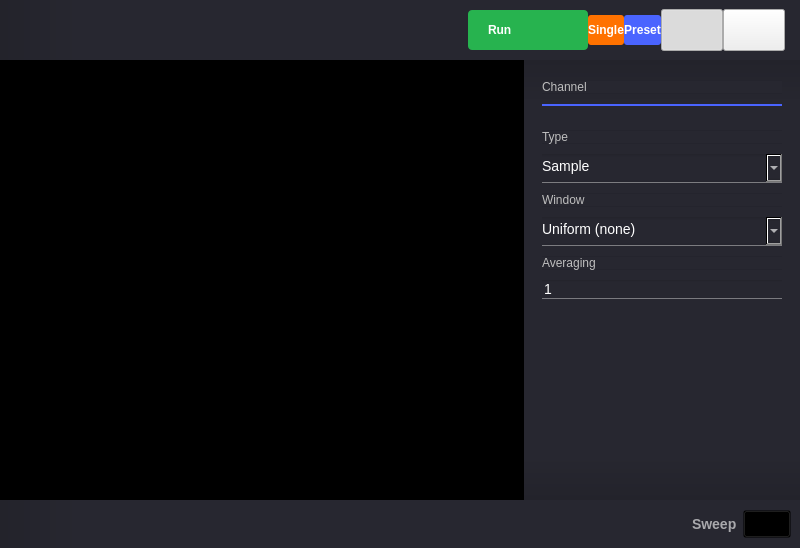
Qt form ui/spectrum_analyzer.ui (analogdevicesinc/scopy) before a commit.
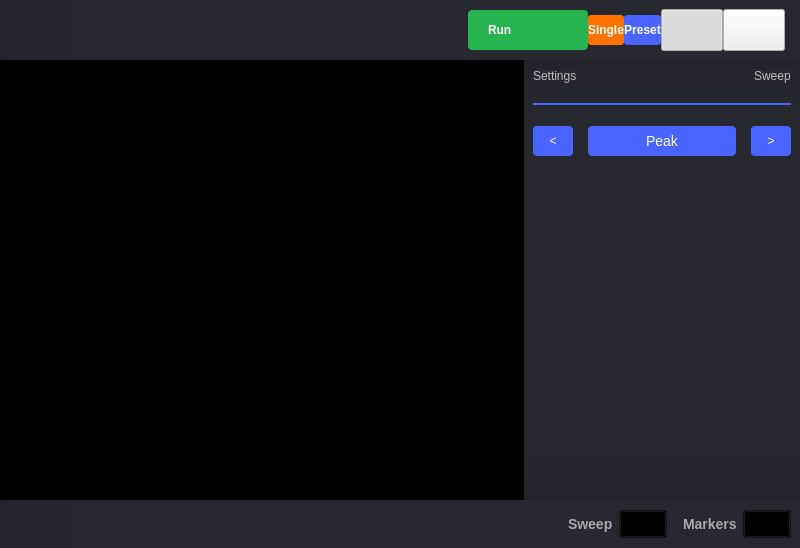
The same form after that commit. Icons and pictures are not drawn. Custom widgets are drawn as their Qt base class.

Commit message: SpectrumAnalyzer: Add Spectrum Peaks feature

```diff
--- a/ui/spectrum_analyzer.ui
+++ b/ui/spectrum_analyzer.ui
@@ -422,7 +422,7 @@
               </sizepolicy>
              </property>
              <property name="currentIndex">
-              <number>0</number>
+              <number>3</number>
              </property>
              <widget class="QWidget" name="channelSettings">
               <layout class="QVBoxLayout" name="verticalLayout_4">
@@ -873,6 +873,185 @@
                </item>
               </layout>
              </widget>
+             <widget class="QWidget" name="markerSettings">
+              <layout class="QVBoxLayout" name="verticalLayout_8">
+               <item>
+                <layout class="QHBoxLayout" name="hLayout_markers_title">
+                 <property name="bottomMargin">
+                  <number>14</number>
+                 </property>
+                 <item>
+                  <widget class="QLabel" name="labelMarkerSettingsTitle">
+                   <property name="text">
+                    <string>Settings</string>
+                   </property>
+                  </widget>
+                 </item>
+                 <item>
+                  <spacer name="horizontalSpacer_8">
+                   <property name="orientation">
+                    <enum>Qt::Horizontal</enum>
+                   </property>
+                   <property name="sizeHint" stdset="0">
+                    <size>
+                     <width>0</width>
+                     <height>10</height>
+                    </size>
+                   </property>
+                  </spacer>
+                 </item>
+                 <item>
+                  <widget class="QLabel" name="label_4">
+                   <property name="text">
+                    <string>Sweep</string>
+                   </property>
+                  </widget>
+                 </item>
+                </layout>
+               </item>
+               <item>
+                <widget class="Line" name="lineMarkerSettingsTitle">
+                 <property name="minimumSize">
+                  <size>
+                   <width>240</width>
+                   <height>2</height>
+                  </size>
+                 </property>
+                 <property name="maximumSize">
+                  <size>
+                   <width>16777215</width>
+                   <height>2</height>
+                  </size>
+                 </property>
+                 <property name="styleSheet">
+                  <string notr="true">border: 2px solid rgb(74, 100, 255);</string>
+                 </property>
+                 <property name="orientation">
+                  <enum>Qt::Horizontal</enum>
+                 </property>
+                </widget>
+               </item>
+               <item>
+                <layout class="QHBoxLayout" name="horizontalLayout_2">
+                 <property name="spacing">
+                  <number>15</number>
+                 </property>
+                 <property name="leftMargin">
+                  <number>0</number>
+                 </property>
+                 <property name="topMargin">
+                  <number>15</number>
+                 </property>
+                 <property name="rightMargin">
+                  <number>0</number>
+                 </property>
+                 <property name="bottomMargin">
+                  <number>0</number>
+                 </property>
+                 <item>
+                  <widget class="QPushButton" name="btnLeftPeak">
+                   <property name="sizePolicy">
+                    <sizepolicy hsizetype="Fixed" vsizetype="Fixed">
+                     <horstretch>0</horstretch>
+                     <verstretch>0</verstretch>
+                    </sizepolicy>
+                   </property>
+                   <property name="styleSheet">
+                    <string notr="true">QPushButton {
+color: white;
+background-color: #4A64FF;
+height: 30px;
+width: 40px;
+border-radius: 4px;
+}
+QPushButton:disabled {
+background-color: grey;
+}
+QPushButton:pressed {
+background-color: #F45000;
+}</string>
+                   </property>
+                   <property name="text">
+                    <string>&lt;</string>
+                   </property>
+                  </widget>
+                 </item>
+                 <item>
+                  <widget class="QPushButton" name="btnMaxPeak">
+                   <property name="sizePolicy">
+                    <sizepolicy hsizetype="Minimum" vsizetype="Fixed">
+                     <horstretch>0</horstretch>
+                     <verstretch>0</verstretch>
+                    </sizepolicy>
+                   </property>
+                   <property name="styleSheet">
+                    <string notr="true">QPushButton {
+color: white;
+background-color: #4A64FF;
+font-family: &quot;monospace&quot;;
+font-size:14px;
+height: 30px;
+width: 120px;
+border-width: 0px;
+border-radius: 4px;
+}
+QPushButton:disabled {
+background-color: grey;
+}
+QPushButton:pressed {
+background-color: #F45000;
+}</string>
+                   </property>
+                   <property name="text">
+                    <string>Peak</string>
+                   </property>
+                  </widget>
+                 </item>
+                 <item>
+                  <widget class="QPushButton" name="btnRightPeak">
+                   <property name="sizePolicy">
+                    <sizepolicy hsizetype="Fixed" vsizetype="Fixed">
+                     <horstretch>0</horstretch>
+                     <verstretch>0</verstretch>
+                    </sizepolicy>
+                   </property>
+                   <property name="styleSheet">
+                    <string notr="true">QPushButton {
+color: white;
+background-color: #4A64FF;
+height: 30px;
+width: 40px;
+border-radius: 4px;
+}
+QPushButton:disabled {
+background-color: grey;
+}
+QPushButton:pressed {
+background-color: #F45000;
+}</string>
+                   </property>
+                   <property name="text">
+                    <string>&gt;</string>
+                   </property>
+                  </widget>
+                 </item>
+                </layout>
+               </item>
+               <item>
+                <spacer name="verticalSpacer_5">
+                 <property name="orientation">
+                  <enum>Qt::Vertical</enum>
+                 </property>
+                 <property name="sizeHint" stdset="0">
+                  <size>
+                   <width>10</width>
+                   <height>0</height>
+                  </size>
+                 </property>
+                </spacer>
+               </item>
+              </layout>
+             </widget>
             </widget>
            </item>
           </layout>
@@ -978,6 +1157,39 @@
              </property>
             </widget>
            </item>
+           <item>
+            <spacer name="horizontalSpacer_9">
+             <property name="orientation">
+              <enum>Qt::Horizontal</enum>
+             </property>
+             <property name="sizeType">
+              <enum>QSizePolicy::Fixed</enum>
+             </property>
+             <property name="sizeHint" stdset="0">
+              <size>
+               <width>10</width>
+               <height>10</height>
+              </size>
+             </property>
+            </spacer>
+           </item>
+           <item>
+            <widget class="QLabel" name="label_3">
+             <property name="text">
+              <string>Markers</string>
+             </property>
+            </widget>
+           </item>
+           <item>
+            <widget class="adiscope::CustomPushButton" name="btnMarkers">
+             <property name="text">
+              <string/>
+             </property>
+             <property name="checkable">
+              <bool>true</bool>
+             </property>
+            </widget>
+           </item>
           </layout>
          </widget>
         </item>
```
The commit also changes 4 other files.
